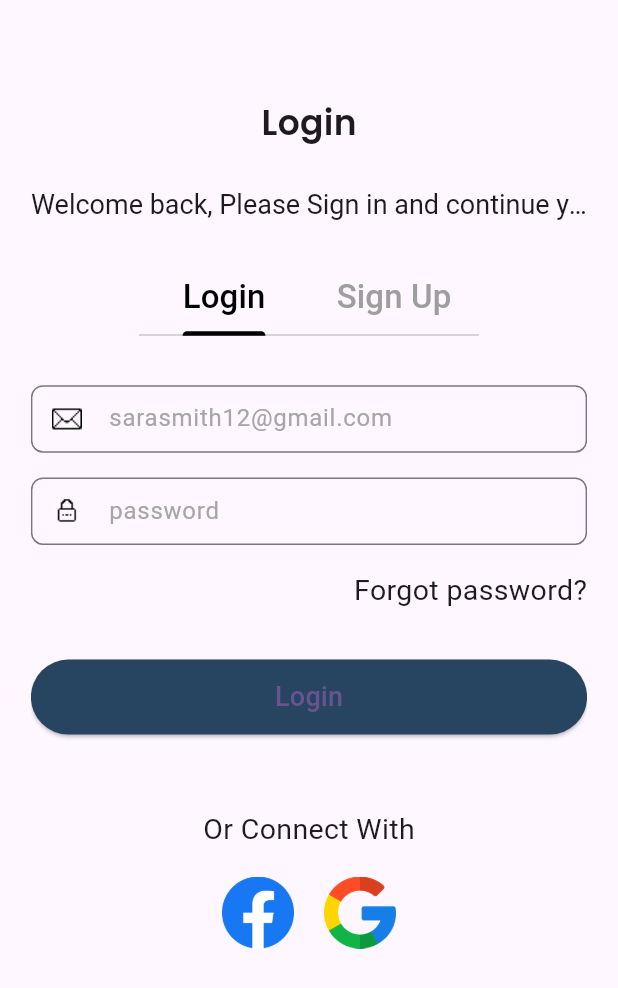
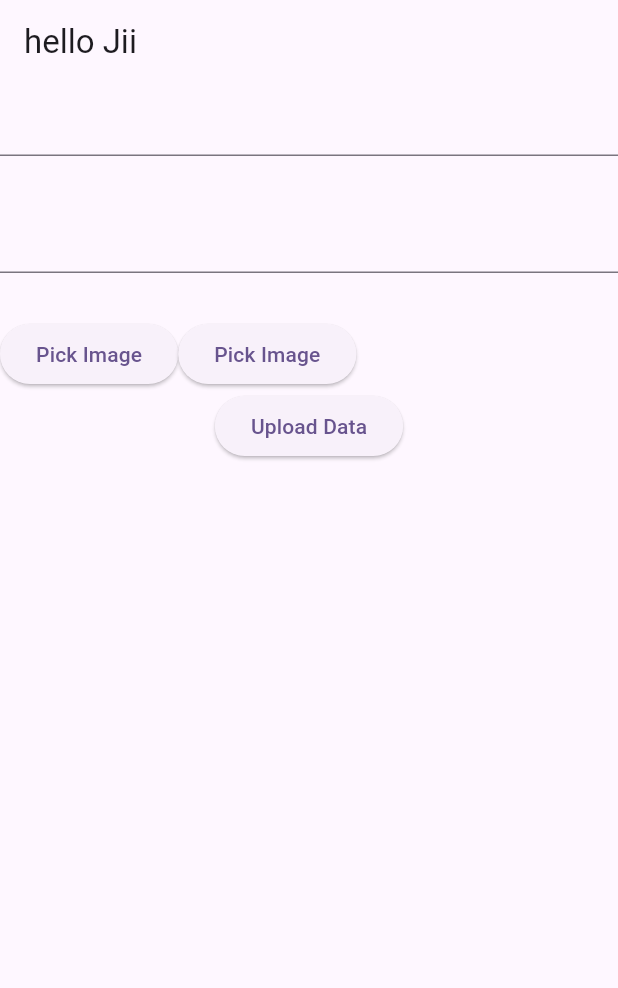
Before and after one commit to ViberAshes/RestoFind, a Flutter app: the screen it shows after launch, on a phone screen of 412 x 824 dp. Shown: the top 988 px of the screen. Run offline on Flutter 3.47's test engine with Material 3 defaults, Android fonts, the phone set to English and light mode, and no system bars; our stand-ins replace cloud_firestore, firebase_auth, firebase_core, get, google_fonts, google_sign_in and 1 more; accounts and stored records are empty.

Commit message:
This is First Commit

```diff
--- /dev/null
+++ b/lib/FireStore/uploaddata.dart
@@ -0,0 +1,108 @@
+import 'dart:developer';
+
+import 'dart:typed_data';
+import 'dart:io';
+
+import 'package:flutter/foundation.dart';
+import 'package:flutter/material.dart';
+import 'package:image_picker/image_picker.dart';
+
+import 'package:cloud_firestore/cloud_firestore.dart';
+import 'package:flutter/cupertino.dart';
+import 'package:flutter/material.dart';
+import 'package:image_picker/image_picker.dart';
+
+class upload extends StatefulWidget {
+  const upload({Key? key}) : super(key: key);
+
+  @override
+  State<upload> createState() => _uploadState();
+}
+
+class _uploadState extends State<upload> {
+
+
+  Uint8List? _image;
+  File? selectedIMage;
+  @override
+  TextEditingController textcontroller = TextEditingController();
+  TextEditingController desccontroller = TextEditingController();
+
+  pickimage(ImageSource imageSource) async {
+    final ImagePicker _imagepicker = ImagePicker();
+    XFile? _file = await _imagepicker.pickImage(source: imageSource);
+    if (_file != null) {
+      return await _file.readAsBytes();
+    }
+    log("No Image Selected");
+  }
+
+  selectimage() {
+
+  }
+
+  addData(String title, String desc, String url) {
+    if (title == "" && desc == "") {
+      log("Enter The data");
+    }
+    else {
+      FirebaseFirestore.instance.collection("users").doc(title).set({
+        "title": title,
+        "Descriptiom": desc,
+        "url":_image,
+      }).then((value) {
+        log("Data Uploaded");
+      });
+    }
+  }
+
+  @override
+  Widget build(BuildContext context) {
+    return Scaffold(
+      appBar: AppBar(
+        title: Text('hello Jii'),
+      ),
+      body: Column(
+        children: [
+          TextField(
+            controller: textcontroller,
+          ),
+          SizedBox(height: 30,),
+          TextField(
+            controller: desccontroller,
+          ),
+          SizedBox(height: 30,),
+          Row(
+              children:
+              [ElevatedButton(onPressed: () {
+                _pickImageFromCamera();
+              }, child: Text('Pick Image')),
+                ElevatedButton(onPressed: () {
+                  _pickImageFromCamera();
+                }, child: Text('Pick Image')),
+              ]
+
+
+          ),
+          ElevatedButton(onPressed: () {
+            addData(
+                textcontroller.text.toString(), desccontroller.text.toString(),
+                desccontroller.text.toString());
+          }, child: Text('Upload Data'),),
+
+        ],
+      ),
+    );
+  }
+
+
+//Gallery
+
+
+//Camera
+  Future _pickImageFromCamera() async {
+    final returnImage = await ImagePicker().pickImage(
+        source: ImageSource.camera);
+    print(returnImage);
+  }
+}
--- a/lib/Home.dart
+++ b/lib/Home.dart
@@ -1,6 +1,6 @@
-
 import 'package:flutter/material.dart';
 import 'dart:io';
+
 class Home extends StatefulWidget {
   const Home({Key? key}) : super(key: key);
 
@@ -11,6 +11,6 @@ class Home extends StatefulWidget {
 class _HomeState extends State<Home> {
   @override
   Widget build(BuildContext context) {
-    return Text('Hello Jii');
+    return const Text('Hello');
   }
 }
--- a/lib/Loginsignup/Loginsignup.dart
+++ b/lib/Loginsignup/Loginsignup.dart
@@ -84,7 +84,7 @@ class _LoginViewState extends State<LoginView> {
                     ? Container(
                   child: myText(
                     text:
-                    'Welcome, Please Sign up to see events and classes from your friends.',
+                    'Welcome, Please Sign up to Make Orders.',
                     style: GoogleFonts.roboto(
                       letterSpacing: 0,
                       fontSize: 18,
@@ -291,19 +291,10 @@ class _LoginViewState extends State<LoginView> {
             mainAxisAlignment: MainAxisAlignment.center,
             children: [
               socialAppsIcons(
-                  text: 'assets/facebook.png',
-                  onPressed: (){
-
-                    Get.to(()=> Home());
-
-                  }
-              ),
-
-              socialAppsIcons(
                   text: 'assets/google.png',
                   onPressed: (){
 
-                //    authController.signInWithGoogle();
+                    authController.signInWithGoogle();
 
                   }
 
@@ -406,17 +397,12 @@ class _LoginViewState extends State<LoginView> {
             Row(
               mainAxisAlignment: MainAxisAlignment.center,
               children: [
-                socialAppsIcons(
-                    text: 'assets/facebook.png',
-                    onPressed: (){
-                      //
-                    }
-                ),
+
 
                 socialAppsIcons(
                     text: 'assets/google.png',
                     onPressed: (){
-                      //
+                      authController.signInWithGoogle();
                     }
                 ),
               ],
--- a/lib/main.dart
+++ b/lib/main.dart
@@ -1,9 +1,12 @@
+import 'package:firebase_auth/firebase_auth.dart';
 import 'package:firebase_core/firebase_core.dart';
 import 'package:flutter/material.dart';
+import 'package:get/get_navigation/src/root/get_material_app.dart';
+import 'package:restoapp/FireStore/uploaddata.dart';
 import 'package:restoapp/Home.dart';
 import 'package:restoapp/Loginsignup/Loginsignup.dart';
-import 'package:restoapp/Loginsignup/onboarding_screen.dart';
 
+import 'FireStore/imageupload.dart';
 import 'firebase_options.dart';
 
 void main() async {
@@ -22,14 +25,14 @@ class MyApp extends StatelessWidget {
   // This widget is the root of your application.
   @override
   Widget build(BuildContext context) {
-    return MaterialApp(
+    return GetMaterialApp(
       title: 'Flutter Demo',
       theme: ThemeData(
 
         colorScheme: ColorScheme.fromSeed(seedColor: Colors.deepPurple),
         useMaterial3: true,
       ),
-      home: LoginView(),
+      home:FirebaseAuth.instance.currentUser == null?upload():upload(),
     );
   }
 }
--- a/pubspec.yaml
+++ b/pubspec.yaml
@@ -44,6 +44,7 @@ dependencies:
   cloud_firestore:
   firebase_storage:
   get:
+  images_picker:
 
 
 dev_dependencies:
```
Also changed, not shown: lib/FireStore/imageupload.dart (added, +124 -0 lines), lib/Loginsignup/onboarding_screen.dart (deleted, +0 -133 lines), lib/add_profile.dart (deleted, +0 -10 lines), lib/controller/auth_controller.dart (+12 -26 lines), pubspec.lock, 2 other files.
